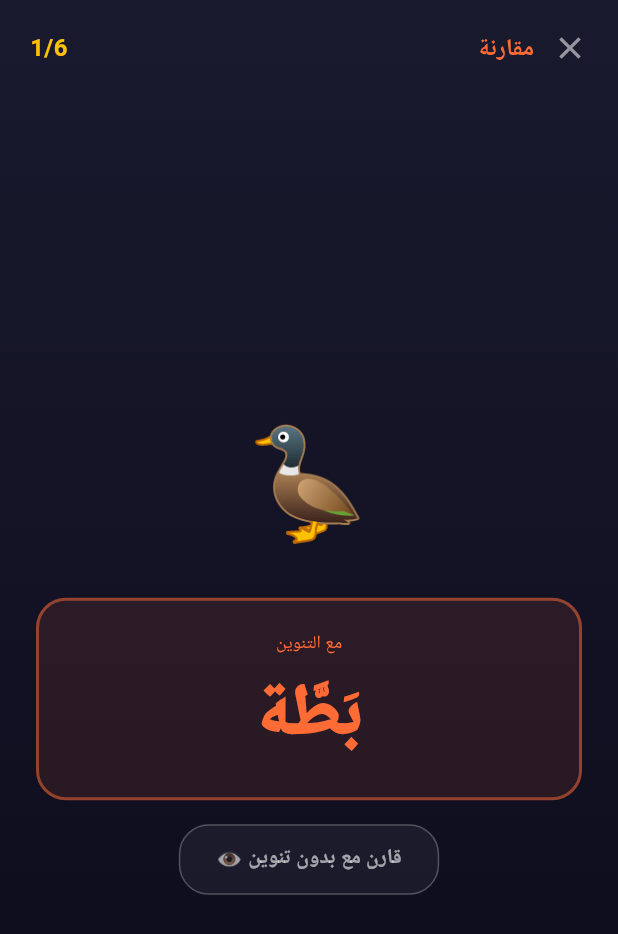
After one commit to tparty335-coder/arabi-fasih, a Flutter app: the Level45ComparisonScreen screen opened directly with sample values from the repository, on a phone screen of 412 x 824 dp. The commit adds this screen. Shown: the top 934 px of the screen. Run offline on Flutter 3.47's test engine with Material 3 defaults, Android fonts, the phone set to English and light mode, and no system bars; our stand-ins replace flutter_tts, shared_preferences; accounts and stored records are empty; Roboto replaces fonts that are missing (Cairo).

Commit message:
feat: Level 4+5 complete — Shadda (PDF4) + Tanwin (PDF5) — All 5 levels done

```diff
--- /dev/null
+++ b/lib/data/level45_content.dart
@@ -0,0 +1,183 @@
+// data/level4_content.dart — المستوى الرابع: الحروف المشددة
+// المصدر: هيا بنا نتعلم القراءة - المستوى الرابع - الأستاذ محمد علي الكفراوي
+
+class ShaddaWord {
+  final String withShadda;   // الكلمة بالشدة
+  final String withoutShadda; // الكلمة بدون شدة (للمقارنة)
+  final String emoji;
+  final String vowelType; // 'fatha' | 'kasra' | 'damma'
+  const ShaddaWord(this.withShadda, this.withoutShadda, this.emoji, this.vowelType);
+}
+
+class L4DB {
+  // =============================================
+  // مفهوم الشدة: حرفان مدغمان → حرف مشدد
+  // الشدة بالفتح = سكون + فتح
+  // الشدة بالكسر = سكون + كسر
+  // الشدة بالضم  = سكون + ضم
+  // =============================================
+
+  // =============================================
+  // كلمات بسيطة بالشدة (فَعَّة) — صفحات 5-6
+  // =============================================
+  static const List<ShaddaWord> simpleWords = [
+    ShaddaWord('قِطَّة','قِطَة','🐱','kasra'),
+    ShaddaWord('قِصَّة','قِصَة','📖','kasra'),
+    ShaddaWord('حِصَّة','حِصَة','⏰','kasra'),
+    ShaddaWord('حَبَّة','حَبَة','🌾','fatha'),
+    ShaddaWord('جَنَّة','جَنَة','🌿','fatha'),
+    ShaddaWord('بَطَّة','بَطَة','🦆','fatha'),
+    ShaddaWord('حِنَّة','حِنَة','🌿','kasra'),
+    ShaddaWord('خِطَّة','خِطَة','📋','kasra'),
+    ShaddaWord('عَمَّة','عَمَة','👩','fatha'),
+    ShaddaWord('مَكَّة','مَكَة','🕌','fatha'),
+  ];
+
+  // =============================================
+  // مقارنة الفعل: فَعَلَ / فَعَّلَ / تَفَعَّلَ
+  // =============================================
+  static const List<List<String>> verbTriples = [
+    ['رَدَّ','رُدِّدَ','تَرَدَّدَ'],
+    ['شَبَه','شُبِّه','تَشَبَّه'],
+    ['رَتَب','رُتِّب','تَرَتَّب'],
+    ['أَثَر','أُثِّر','تَأَثَّر'],
+    ['وَحَد','وُحِّد','تَوَحَّد'],
+    ['أَخَّر','أُخِّر','تَأَخَّر'],
+    ['حَدَث','حُدِّث','تَحَدَّث'],
+    ['هَذَّب','هُذِّب','تَهَذَّب'],
+    ['حَرَّك','حُرِّك','تَحَرَّك'],
+    ['وَسَع','وُسِّع','تَوَسَّع'],
+    ['تَقَدَّم','قَدَّم','قَدَمَ'],
+    ['تَعَلَّم','عَلَّم','عَلَمَ'],
+  ];
+
+  // =============================================
+  // نمط المهن (فَعَّال) — صفحة 6
+  // =============================================
+  static const List<ShaddaWord> professionPattern = [
+    ShaddaWord('غَفَّار','غَافِر','🙏','fatha'),
+    ShaddaWord('فَتَّاح','فَاتِح','🔓','fatha'),
+    ShaddaWord('وَهَّاب','وَاهِب','🎁','fatha'),
+    ShaddaWord('فَعَّال','فَاعِل','💪','fatha'),
+    ShaddaWord('كَذَّاب','كَاذِب','🤥','fatha'),
+    ShaddaWord('جَبَّار','جَابِر','💪','fatha'),
+    ShaddaWord('صَبَّار','صَابِر','🧘','fatha'),
+    ShaddaWord('نَجَّار','نَاجِر','🪚','fatha'),
+    ShaddaWord('حَدَّاد','حَادِد','⚒️','fatha'),
+    ShaddaWord('خَبَّاز','خَابِز','🍞','fatha'),
+    ShaddaWord('سَبَّاح','سَابِح','🏊','fatha'),
+    ShaddaWord('صَيَّاد','صَائِد','🎣','fatha'),
+    ShaddaWord('حَجَّام','حَاجِم','✂️','fatha'),
+    ShaddaWord('حَفَّار','حَافِر','⛏️','fatha'),
+    ShaddaWord('كُتَّاب','كَاتِب','📝','damma'),
+    ShaddaWord('تُفَّاح','تُفَاح','🍎','damma'),
+    ShaddaWord('رُمَّان','رُمَان','🍎','damma'),
+  ];
+
+  // =============================================
+  // كلمات مركبة بالشدة (صفحة 7)
+  // =============================================
+  static const List<ShaddaWord> complexWords = [
+    ShaddaWord('مُعَلِّم','مُعَلِم','👨‍🏫','kasra'),
+    ShaddaWord('مُعَلِّمَة','مُعَلِمَة','👩‍🏫','kasra'),
+    ShaddaWord('سَيَّارَة','سَيَارَة','🚗','fatha'),
+    ShaddaWord('غَسَّالَة','غَسَالَة','🫧','fatha'),
+    ShaddaWord('ثَلَّاجَة','ثَلَاجَة','🧊','fatha'),
+    ShaddaWord('طَفَّايَة','طَفَايَة','🧯','fatha'),
+    ShaddaWord('دَفَّايَة','دَفَايَة','🔥','fatha'),
+    ShaddaWord('غَلَّايَة','غَلَايَة','♨️','fatha'),
+  ];
+
+  // =============================================
+  // جميع الكلمات للتدريب العشوائي
+  // =============================================
+  static List<ShaddaWord> get allBasicWords =>
+      [...simpleWords, ...professionPattern];
+}
+
+// =============================================
+// data/level5_content.dart — المستوى الخامس: التنوين
+// =============================================
+
+class TanwinWord {
+  final String withTanwin;   // الكلمة بالتنوين
+  final String withoutTanwin; // بدون تنوين
+  final String emoji;
+  final String type; // 'fath' | 'kasr' | 'damm'
+  const TanwinWord(this.withTanwin, this.withoutTanwin, this.emoji, this.type);
+}
+
+class L5DB {
+  // =============================================
+  // كلمات CVC مع تنوين الفتح (ً) — صفحات 4-8
+  // =============================================
+  static const List<TanwinWord> fathTanwin = [
+    TanwinWord('ضَوْءًا','ضَوْء','💡','fath'),
+    TanwinWord('قَلْبًا','قَلْب','❤️','fath'),
+    TanwinWord('بَيْتًا','بَيْت','🏠','fath'),
+    TanwinWord('مَوْجًا','مَوْج','🌊','fath'),
+    TanwinWord('لَوْحًا','لَوْح','📋','fath'),
+    TanwinWord('خَوْخًا','خَوْخ','🍑','fath'),
+    TanwinWord('وَرْدًا','وَرْد','🌹','fath'),
+    TanwinWord('فَخْذًا','فَخْذ','🦵','fath'),
+    TanwinWord('قَصْرًا','قَصْر','🏰','fath'),
+    TanwinWord('مَوْزًا','مَوْز','🍌','fath'),
+    TanwinWord('شَمْسًا','شَمْس','☀️','fath'),
+    TanwinWord('رِمْشًا','رِمْش','👁️','fath'),
+    TanwinWord('أَرْضًا','أَرْض','🌍','fath'),
+    TanwinWord('خَيْطًا','خَيْط','🧵','fath'),
+    TanwinWord('غَيْظًا','غَيْظ','😤','fath'),
+    TanwinWord('فَرْعًا','فَرْع','🌿','fath'),
+    TanwinWord('صَمْغًا','صَمْغ','🌲','fath'),
+    TanwinWord('حَرْفًا','حَرْف','🔤','fath'),
+    TanwinWord('بَرْقًا','بَرْق','⚡','fath'),
+    TanwinWord('شَوْكًا','شَوْك','🍴','fath'),
+    TanwinWord('حَقْلًا','حَقْل','🌾','fath'),
+    TanwinWord('نَوْمًا','نَوْم','😴','fath'),
+    TanwinWord('وَجْهًا','وَجْه','😊','fath'),
+    TanwinWord('دَلْوًا','دَلْو','🪣','fath'),
+    TanwinWord('رَحْمَةً','رَحْمَة','❤️','fath'),
+    TanwinWord('قِرَاءَةً','قِرَاءَة','📖','fath'),
+    TanwinWord('لَيْثًا','لَيْث','🦁','fath'),
+  ];
+
+  // =============================================
+  // كلمات بتنوين الكسر (ٍ)
+  // =============================================
+  static const List<TanwinWord> kasrTanwin = [
+    TanwinWord('قَلْبٍ','قَلْب','❤️','kasr'),
+    TanwinWord('بَيْتٍ','بَيْت','🏠','kasr'),
+    TanwinWord('رَجُلٍ','رَجُل','👤','kasr'),
+    TanwinWord('كِتَابٍ','كِتَاب','📖','kasr'),
+    TanwinWord('نَهْرٍ','نَهْر','🌊','kasr'),
+    TanwinWord('وَلَدٍ','وَلَد','👦','kasr'),
+    TanwinWord('جَمَلٍ','جَمَل','🐪','kasr'),
+    TanwinWord('شَجَرَةٍ','شَجَرَة','🌳','kasr'),
+  ];
+
+  // =============================================
+  // كلمات بتنوين الضم (ٌ)
+  // =============================================
+  static const List<TanwinWord> dammTanwin = [
+    TanwinWord('قَلْبٌ','قَلْب','❤️','damm'),
+    TanwinWord('بَيْتٌ','بَيْت','🏠','damm'),
+    TanwinWord('رَجُلٌ','رَجُل','👤','damm'),
+    TanwinWord('كِتَابٌ','كِتَاب','📖','damm'),
+    TanwinWord('نَهْرٌ','نَهْر','🌊','damm'),
+    TanwinWord('وَلَدٌ','وَلَد','👦','damm'),
+    TanwinWord('جَمَلٌ','جَمَل','🐪','damm'),
+    TanwinWord('قَمَرٌ','قَمَر','🌙','damm'),
+    TanwinWord('شَجَرَةٌ','شَجَرَة','🌳','damm'),
+    TanwinWord('مَدْرَسَةٌ','مَدْرَسَة','🏫','damm'),
+    TanwinWord('سَيَّارَةٌ','سَيَّارَة','🚗','damm'),
+    TanwinWord('أَرْنَبٌ','أَرْنَب','🐇','damm'),
+  ];
+
+  static List<TanwinWord> byType(String type) {
+    switch (type) {
+      case 'kasr': return kasrTanwin;
+      case 'damm': return dammTanwin;
+      default:     return fathTanwin;
+    }
+  }
+}
--- a/lib/models/skill_node.dart
+++ b/lib/models/skill_node.dart
@@ -22,6 +22,14 @@ enum NodeType {
   longVowelYa,                   // L3_02: مد الياء (كسرة + ي)
   longVowelWaw,                  // L3_03: مد الواو (ضمة + و)
   longVowelAdvanced,             // L3_04: كلمات متقدمة + جمع التكسير
+  // === Level 4: الحروف المشددة ===
+  shaddaBasic,                   // L4_01: شدة بسيطة (قِطّة، حَبّة)
+  shaddaProfession,              // L4_02: نمط فَعّال (غَفّار، كَذّاب)
+  shaddaComplex,                 // L4_03: كلمات مركبة (مُعَلِّم، سَيّارَة)
+  // === Level 5: التنوين ===
+  tanwinFath,                    // L5_01: تنوين الفتح (ًـ)
+  tanwinKasr,                    // L5_02: تنوين الكسر (ٍـ)
+  tanwinDamm,                    // L5_03: تنوين الضم (ٌـ)
 }
 
 class SkillNode {
@@ -315,6 +323,20 @@ class SkillDAG {
 
     // L3_04: كلمات متقدمة + جمع التكسير: مدارس، مصانع...
     SkillNode(id:'L3_04_adv',type:NodeType.longVowelAdvanced,letter:'المد',sound:'adv',prerequisites:['L3_03_waw'],confusedWith:[]),
+
+    // ===================================================
+    // المستوى الرابع — الحروف المشددة (L3_04 →)
+    // ===================================================
+    SkillNode(id:'L4_01_shadda',type:NodeType.shaddaBasic,letter:'ّ',sound:'shadda-basic',prerequisites:['L3_04_adv'],confusedWith:[]),
+    SkillNode(id:'L4_02_prof',type:NodeType.shaddaProfession,letter:'ّ',sound:'shadda-prof',prerequisites:['L4_01_shadda'],confusedWith:[]),
+    SkillNode(id:'L4_03_complex',type:NodeType.shaddaComplex,letter:'ّ',sound:'shadda-complex',prerequisites:['L4_02_prof'],confusedWith:[]),
+
+    // ===================================================
+    // المستوى الخامس — التنوين (L4_03 →)
+    // ===================================================
+    SkillNode(id:'L5_01_tanwin_fath',type:NodeType.tanwinFath,letter:'ً',sound:'tanwin-fath',prerequisites:['L4_03_complex'],confusedWith:[]),
+    SkillNode(id:'L5_02_tanwin_kasr',type:NodeType.tanwinKasr,letter:'ٍ',sound:'tanwin-kasr',prerequisites:['L5_01_tanwin_fath'],confusedWith:[]),
+    SkillNode(id:'L5_03_tanwin_damm',type:NodeType.tanwinDamm,letter:'ٌ',sound:'tanwin-damm',prerequisites:['L5_02_tanwin_kasr'],confusedWith:[]),
   ];
 
   static SkillNode? getById(String id) {
--- /dev/null
+++ b/lib/screens/activity/level45_comparison_screen.dart
@@ -0,0 +1,343 @@
+// screens/activity/level45_comparison_screen.dart
+// شاشة المقارنة: الشدة (Level 4) والتنوين (Level 5)
+// المفهوم: نعرض الكلمة ثم نقارنها مع / بدون شدة أو تنوين
+import 'package:flutter/material.dart';
+import 'package:provider/provider.dart';
+import '../../data/level45_content.dart';
+import '../../models/skill_node.dart';
+import '../../services/mastery_service.dart';
+import '../../services/tts_service.dart';
+import '../../theme/adventure_skin.dart';
+import 'session_complete_screen.dart';
+
+class Level45ComparisonScreen extends StatefulWidget {
+  final SkillNode node;
+  const Level45ComparisonScreen({super.key, required this.node});
+
+  @override
+  State<Level45ComparisonScreen> createState() =>
+      _Level45ComparisonScreenState();
+}
+
+class _Level45ComparisonScreenState
+    extends State<Level45ComparisonScreen> with TickerProviderStateMixin {
+  late List<_CompareItem> _items;
+  int _step = 0, _correct = 0;
+  bool? _lastResult;
+  String _feedback = '';
+  bool _showBoth = false, _tapped = false;
+
+  late AnimationController _scaleCtrl;
+  late Animation<double> _scaleAnim;
+
+  @override
+  void initState() {
+    super.initState();
+    _items = _buildItems()..shuffle();
+    if (_items.length > 6) _items = _items.sublist(0, 6);
+
+    _scaleCtrl = AnimationController(
+        vsync: this, duration: const Duration(milliseconds: 500));
+    _scaleAnim = CurvedAnimation(parent: _scaleCtrl, curve: Curves.elasticOut);
+
+    _speakCurrent();
+  }
+
+  List<_CompareItem> _buildItems() {
+    switch (widget.node.type) {
+      case NodeType.shaddaBasic:
+        return L4DB.simpleWords.map((w) =>
+            _CompareItem(w.withShadda, w.withoutShadda, w.emoji, 'fatha')).toList();
+      case NodeType.shaddaProfession:
+        return L4DB.professionPattern.map((w) =>
+            _CompareItem(w.withShadda, w.withoutShadda, w.emoji, w.vowelType)).toList();
+      case NodeType.shaddaComplex:
+        return L4DB.complexWords.map((w) =>
+            _CompareItem(w.withShadda, w.withoutShadda, w.emoji, w.vowelType)).toList();
+      case NodeType.tanwinFath:
+        return L5DB.fathTanwin.map((w) =>
+            _CompareItem(w.withTanwin, w.withoutTanwin, w.emoji, 'fath')).toList();
+      case NodeType.tanwinKasr:
+        return L5DB.kasrTanwin.map((w) =>
+            _CompareItem(w.withTanwin, w.withoutTanwin, w.emoji, 'kasr')).toList();
+      case NodeType.tanwinDamm:
+        return L5DB.dammTanwin.map((w) =>
+            _CompareItem(w.withTanwin, w.withoutTanwin, w.emoji, 'damm')).toList();
+      default:
+        return L4DB.simpleWords.map((w) =>
+            _CompareItem(w.withShadda, w.withoutShadda, w.emoji, 'fatha')).toList();
+    }
+  }
+
+  _CompareItem get _cur => _items[_step];
+
+  bool get _isShadda => widget.node.type == NodeType.shaddaBasic ||
+      widget.node.type == NodeType.shaddaProfession ||
+      widget.node.type == NodeType.shaddaComplex;
+
+  Color get _accentColor {
+    switch (widget.node.type) {
+      case NodeType.tanwinFath:    return const Color(0xFFFF9800);
+      case NodeType.tanwinKasr:    return const Color(0xFF9C27B0);
+      case NodeType.tanwinDamm:    return const Color(0xFF00BCD4);
+      case NodeType.shaddaBasic:   return AdventureSkin.primary;
+      case NodeType.shaddaProfession: return const Color(0xFF4CAF50);
+      case NodeType.shaddaComplex: return const Color(0xFFE91E63);
+      default:                     return AdventureSkin.primary;
+    }
+  }
+
+  String get _screenTitle {
+    switch (widget.node.type) {
+      case NodeType.shaddaBasic:      return 'الشدة — كلمات أساسية ّ';
+      case NodeType.shaddaProfession: return 'الشدة — نمط المهن فَعَّال';
+      case NodeType.shaddaComplex:    return 'الشدة — كلمات مركبة';
+      case NodeType.tanwinFath:       return 'تنوين الفتح  ًـ';
+      case NodeType.tanwinKasr:       return 'تنوين الكسر  ٍـ';
+      case NodeType.tanwinDamm:       return 'تنوين الضم  ٌـ';
+      default:                        return 'مقارنة';
+    }
+  }
+
+  Future<void> _speakCurrent() async {
+    await TtsService().speak(_cur.withMark);
+    await Future.delayed(const Duration(milliseconds: 500));
+    if (_showBoth) {
+      await TtsService().speak(_cur.withoutMark);
+    }
+  }
+
+  Future<void> _revealComparison() async {
+    setState(() => _showBoth = true);
+    _scaleCtrl.forward(from: 0);
+    await TtsService().speak(_cur.withMark);
+    await Future.delayed(const Duration(milliseconds: 600));
+    await TtsService().speak(_cur.withoutMark);
+  }
+
+  Future<void> _onAnswer(bool correct) async {
+    if (_tapped) return;
+    _tapped = true;
+
+    await context.read<MasteryService>().recordAttempt(
+        widget.node.id, correct,
+        DateTime.now().millisecondsSinceEpoch % 5000);
+
+    setState(() {
+      _lastResult = correct;
+      _feedback = correct
+          ? AdventureSkin.getSuccessMessage()
+          : AdventureSkin.getWrongMessage();
+      if (correct) _correct++;
+    });
+
+    await Future.delayed(const Duration(milliseconds: 1000));
+
+    if (_step + 1 >= _items.length) {
+      if (!mounted) return;
+      Navigator.of(context).pushReplacement(MaterialPageRoute(
+        builder: (_) => SessionCompleteScreen(
+          skillId: widget.node.id,
+          correctCount: _correct,
+          totalSteps: _items.length,
+          xpEarned: _correct * 20,
+        ),
+      ));
+    } else {
+      setState(() {
+        _step++;
+        _lastResult = null;
+        _showBoth = false;
+        _tapped = false;
+        _feedback = '';
+      });
+      _scaleCtrl.reset();
+      _speakCurrent();
+    }
+  }
+
+  @override
+  void dispose() {
+    _scaleCtrl.dispose();
+    super.dispose();
+  }
+
+  @override
+  Widget build(BuildContext context) {
+    return Scaffold(
+      body: Container(
+        decoration: const BoxDecoration(gradient: AdventureSkin.backgroundGradient),
+        child: SafeArea(
+          child: Directionality(
+            textDirection: TextDirection.rtl,
+            child: Column(children: [
+              _buildHeader(),
+              Expanded(child: _buildBody()),
+              _buildControls(),
+              const SizedBox(height: 20),
+            ]),
+          ),
+        ),
+      ),
+    );
+  }
+
+  Widget _buildHeader() => Padding(
+    padding: const EdgeInsets.all(20),
+    child: Row(children: [
+      GestureDetector(onTap: () => Navigator.of(context).pop(),
+          child: const Icon(Icons.close, color: Colors.white54)),
+      const SizedBox(width: 12),
+      Expanded(child: Text(_screenTitle, style: TextStyle(color: _accentColor,
+          fontSize: 16, fontWeight: FontWeight.w800,
+          fontFamily: AdventureSkin.arabicFont))),
+      Text('${_step + 1}/${_items.length}', style: AdventureSkin.xpStyle),
+    ]),
+  );
+
+  Widget _buildBody() {
+    return Padding(
+      padding: const EdgeInsets.all(24),
+      child: Column(mainAxisAlignment: MainAxisAlignment.center, children: [
+        Text(_cur.emoji, style: const TextStyle(fontSize: 72)),
+        const SizedBox(height: 24),
+
+        // الكلمة الرئيسية (مع الشدة أو التنوين)
+        Container(
+          width: double.infinity,
+          padding: const EdgeInsets.all(20),
+          decoration: BoxDecoration(
+            color: _accentColor.withValues(alpha: 0.1),
+            borderRadius: BorderRadius.circular(20),
+            border: Border.all(color: _accentColor.withValues(alpha: 0.5), width: 2),
+          ),
+          child: Column(children: [
+            Text(_isShadda ? 'مع الشدة ّ' : 'مع التنوين',
+                style: TextStyle(color: _accentColor, fontSize: 12,
+                    fontFamily: AdventureSkin.arabicFont)),
+            const SizedBox(height: 4),
+            GestureDetector(
+              onTap: () => TtsService().speak(_cur.withMark),
+              child: Text(_cur.withMark, style: TextStyle(fontSize: 48,
+                  color: _accentColor, fontWeight: FontWeight.w900,
+                  fontFamily: AdventureSkin.arabicFont)),
+            ),
+          ]),
+        ),
+
+        const SizedBox(height: 16),
+
+        if (!_showBoth) ...[
+          GestureDetector(
+            onTap: _revealComparison,
+            child: Container(
+              padding: const EdgeInsets.symmetric(horizontal: 24, vertical: 12),
+              decoration: BoxDecoration(
+                color: Colors.white.withValues(alpha: 0.05),
+                borderRadius: BorderRadius.circular(20),
+                border: Border.all(color: Colors.white24),
+              ),
+              child: Text('قارن مع بدون ${_isShadda ? 'شدة' : 'تنوين'} 👁️',
+                  style: const TextStyle(color: Colors.white60,
+                      fontFamily: AdventureSkin.arabicFont,
+                      fontWeight: FontWeight.w700)),
+            ),
+          ),
+        ] else ...[
+          // المقارنة
+          ScaleTransition(
+            scale: _scaleAnim,
+            child: Container(
+              width: double.infinity,
+              padding: const EdgeInsets.all(16),
+              decoration: BoxDecoration(
+                color: Colors.white.withValues(alpha: 0.05),
+                borderRadius: BorderRadius.circular(16),
+                border: Border.all(color: Colors.white24),
+              ),
+              child: Row(
+                mainAxisAlignment: MainAxisAlignment.spaceEvenly,
+                children: [
+                  Column(children: [
+                    Text(_isShadda ? 'مع الشدة' : 'مع التنوين',
+                        style: const TextStyle(color: Colors.white38,
+                            fontSize: 11, fontFamily: AdventureSkin.arabicFont)),
+                    GestureDetector(
+                      onTap: () => TtsService().speak(_cur.withMark),
+                      child: Text(_cur.withMark, style: TextStyle(fontSize: 34,
+                          color: _accentColor, fontWeight: FontWeight.w900,
+                          fontFamily: AdventureSkin.arabicFont)),
+                    ),
+                  ]),
+                  Text('≠', style: TextStyle(fontSize: 28,
+                      color: _accentColor.withValues(alpha: 0.5))),
+                  Column(children: [
+                    Text(_isShadda ? 'بدون شدة' : 'بدون تنوين',
+                        style: const TextStyle(color: Colors.white38,
+                            fontSize: 11, fontFamily: AdventureSkin.arabicFont)),
+                    GestureDetector(
+                      onTap: () => TtsService().speak(_cur.withoutMark),
+                      child: Text(_cur.withoutMark, style: const TextStyle(
+                          fontSize: 34, color: Colors.white54,
+                          fontWeight: FontWeight.w900,
+                          fontFamily: AdventureSkin.arabicFont)),
+                    ),
+                  ]),
+                ],
+              ),
+            ),
+          ),
+        ],
+
+        if (_feedback.isNotEmpty) ...[
+          const SizedBox(height: 16),
+          Text(_feedback, style: TextStyle(fontSize: 18,
+              fontWeight: FontWeight.w900, fontFamily: AdventureSkin.arabicFont,
+              color: _lastResult == true ? AdventureSkin.success : AdventureSkin.error)),
+        ],
+      ]),
+    );
+  }
+
+  Widget _buildControls() {
+    if (!_showBoth) return const SizedBox.shrink();
+    return Padding(
+      padding: const EdgeInsets.symmetric(horizontal: 24),
+      child: Row(children: [
+        Expanded(child: ElevatedButton(
+          onPressed: () => _onAnswer(false),
+          style: ElevatedButton.styleFrom(
+            backgroundColor: AdventureSkin.error.withValues(alpha: 0.15),
+            foregroundColor: AdventureSkin.error,
+            side: const BorderSide(color: AdventureSkin.error),
+            shape: RoundedRectangleBorder(borderRadius: BorderRadius.circular(14)),
+            padding: const EdgeInsets.symmetric(vertical: 16),
+          ),
+          child: const Text('صعبة 🤔', style: TextStyle(
+              fontFamily: AdventureSkin.arabicFont, fontWeight: FontWeight.w700)),
+        )),
+        const SizedBox(width: 12),
+        Expanded(child: ElevatedButton(
+          onPressed: () => _onAnswer(true),
+          style: ElevatedButton.styleFrom(
+            backgroundColor: AdventureSkin.success.withValues(alpha: 0.15),
+            foregroundColor: AdventureSkin.success,
+            side: const BorderSide(color: AdventureSkin.success),
+            shape: RoundedRectangleBorder(borderRadius: BorderRadius.circular(14)),
+            padding: const EdgeInsets.symmetric(vertical: 16),
+          ),
+          child: const Text('فهمت ✅', style: TextStyle(
+              fontFamily: AdventureSkin.arabicFont, fontWeight: FontWeight.w700)),
+        )),
+      ]),
+    );
+  }
+}
+
+class _CompareItem {
+  final String withMark;
+  final String withoutMark;
+  final String emoji;
+  final String type;
+  _CompareItem(this.withMark, this.withoutMark, this.emoji, this.type);
+}
--- a/lib/screens/home_screen.dart
+++ b/lib/screens/home_screen.dart
@@ -18,6 +18,7 @@ import 'activity/generic_letter_activity.dart';
 import 'activity/level2_cvc_screen.dart';
 import 'activity/level2_multisyllable_screen.dart';
 import 'activity/level3_long_vowel_screen.dart';
+import 'activity/level45_comparison_screen.dart';
 import 'progress_screen.dart';
 import 'diagnostic_screen.dart';
 
@@ -40,6 +41,12 @@ class HomeScreen extends StatelessWidget {
       case NodeType.longVowelYa:                  return 'مد الياء إِيـ';
       case NodeType.longVowelWaw:                 return 'مد الواو أُوـ';
       case NodeType.longVowelAdvanced:            return 'كلمات متقدمة 🌟';
+      case NodeType.shaddaBasic:                  return 'الشدة ّ — أساسي';
+      case NodeType.shaddaProfession:             return 'الشدة ّ — مهن';
+      case NodeType.shaddaComplex:                return 'الشدة ّ — مركب';
+      case NodeType.tanwinFath:                   return 'تنوين الفتح ًـ';
+      case NodeType.tanwinKasr:                   return 'تنوين الكسر ٍـ';
+      case NodeType.tanwinDamm:                   return 'تنوين الضم ٌـ';
       default:                                    return 'مهارة';
     }
   }
@@ -60,6 +67,12 @@ class HomeScreen extends StatelessWidget {
       case NodeType.longVowelYa:                  return 'فِيل • دِيك • كِتَاب';
       case NodeType.longVowelWaw:                 return 'حُوت • كُوب • نُور';
       case NodeType.longVowelAdvanced:            return 'مدَارِس • مصَانِع • طَوَابِير';
+      case NodeType.shaddaBasic:                  return 'قِطّة • حَبّة • بَطّة';
+      case NodeType.shaddaProfession:             return 'فَتّاح • كَذّاب • نَجّار';
+      case NodeType.shaddaComplex:                return 'مُعَلِّم • سَيّارَة • ثَلّاجَة';
+      case NodeType.tanwinFath:                   return 'بَيْتًا • قَلْبًا • وَرْدًا';
+      case NodeType.tanwinKasr:                   return 'بَيْتٍ • قَلْبٍ • رَجُلٍ';
+      case NodeType.tanwinDamm:                   return 'بَيْتٌ • قَلْبٌ • رَجُلٌ';
       default:                                    return '';
     }
   }
@@ -456,6 +469,13 @@ class HomeScreen extends StatelessWidget {
         node.type == NodeType.longVowelWaw ||
         node.type == NodeType.longVowelAdvanced) {
       screen = Level3LongVowelScreen(node: node);
+    } else if (node.type == NodeType.shaddaBasic ||
+        node.type == NodeType.shaddaProfession ||
+        node.type == NodeType.shaddaComplex ||
+        node.type == NodeType.tanwinFath ||
+        node.type == NodeType.tanwinKasr ||
+        node.type == NodeType.tanwinDamm) {
+      screen = Level45ComparisonScreen(node: node);
     } else if (node.letter == 'ب') {
       // حرف الباء — الشاشات المخصصة (MVP)
       switch (node.type) {
```
